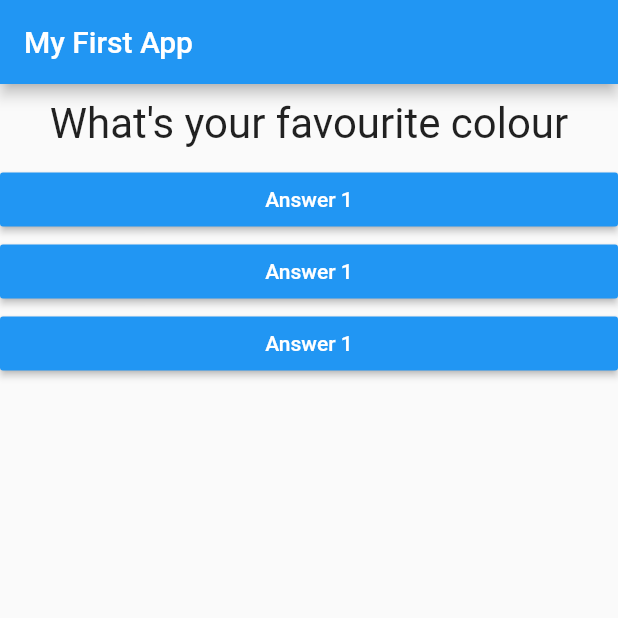
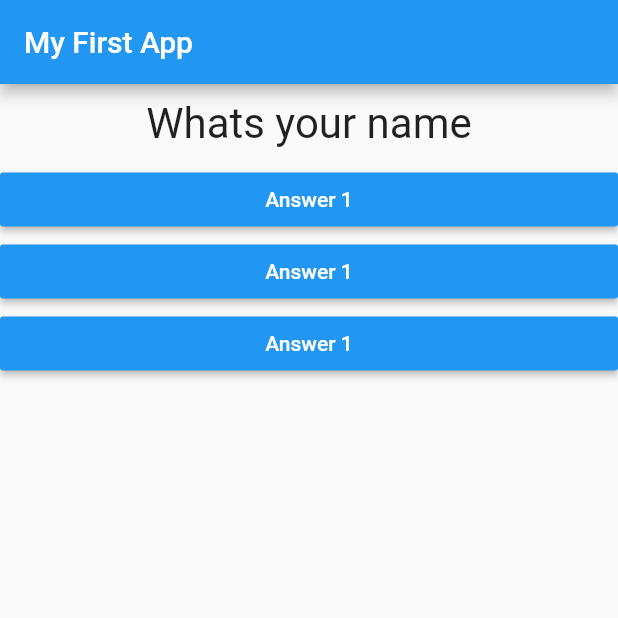
Before and after one commit to sao1969/flutter_app_udemny_first, a Flutter app: the screen it shows after launch, on a phone screen of 412 x 824 dp, the top half of it. Run offline on Flutter 3.47's test engine with Material 2 defaults, Android fonts, the phone set to English and light mode, and no system bars.

Commit message:
Working app prior to answer.dart changes

```diff
--- a/lib/answer.dart
+++ b/lib/answer.dart
@@ -1,5 +1,4 @@
 import 'package:flutter/material.dart';
-import 'package:flutter/rendering.dart';
 
 class Answer extends StatelessWidget {
   final Function selectHandler;
--- a/lib/main.dart
+++ b/lib/main.dart
@@ -29,18 +29,8 @@ class _MyAppState extends State <MyApp> {
   @override
   Widget build(BuildContext context) {
     var questions = [
-      {
-        'questionText': 'What\'s your favourite colour',
-        'questionAnswers': ['Black', 'Red', 'Green', 'White'],
-      },
-      {
-        'questionText': 'What\'s your favorite animal',
-        'questionAnswers': ['Dog', 'Cat', 'Rabbit', 'Horse'],
-      },
-      {
-        'questionText': 'What\'s your favourite car',
-        'questionAnswers': ['BMW', 'Benz', 'Audi', 'GoGoMobile'],
-      },
+      'Whats your name',
+      'Whats yopu colour',
     ];
     return MaterialApp(
         home: Scaffold(
@@ -50,7 +40,7 @@ class _MyAppState extends State <MyApp> {
           body: Column(
             children: <Widget>[
               Question(
-                questions[_questionIndex]['questionText'],
+                questions[_questionIndex],
               ),
               Answer(_answerQuestion),
               Answer(_answerQuestion),
```
